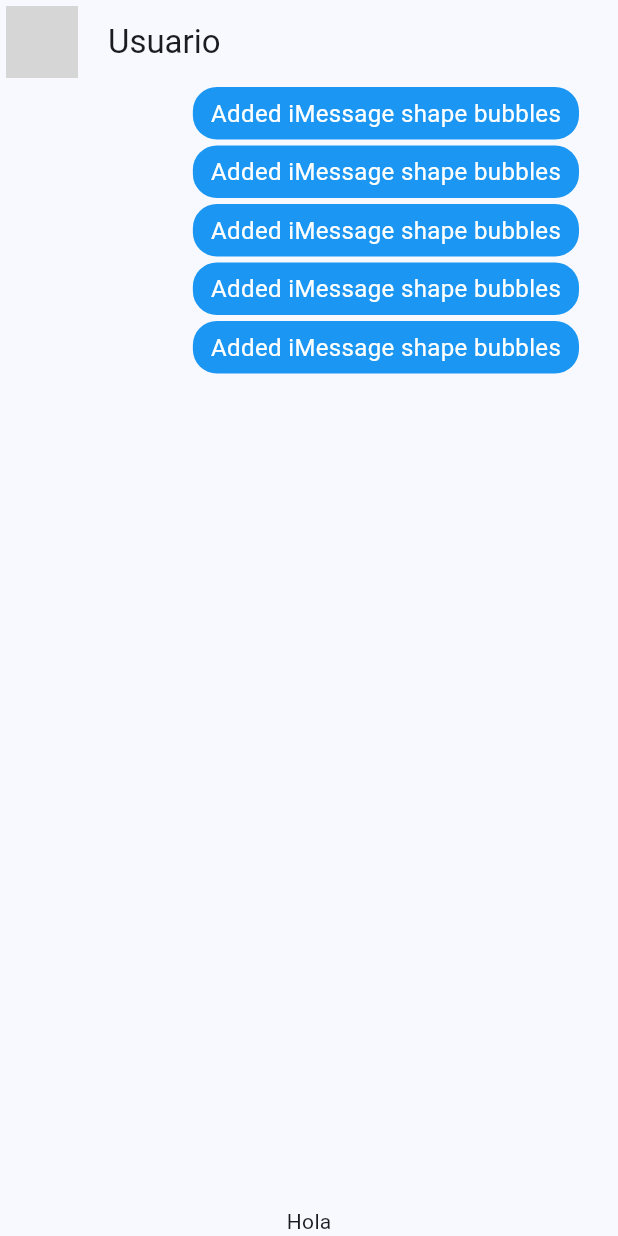
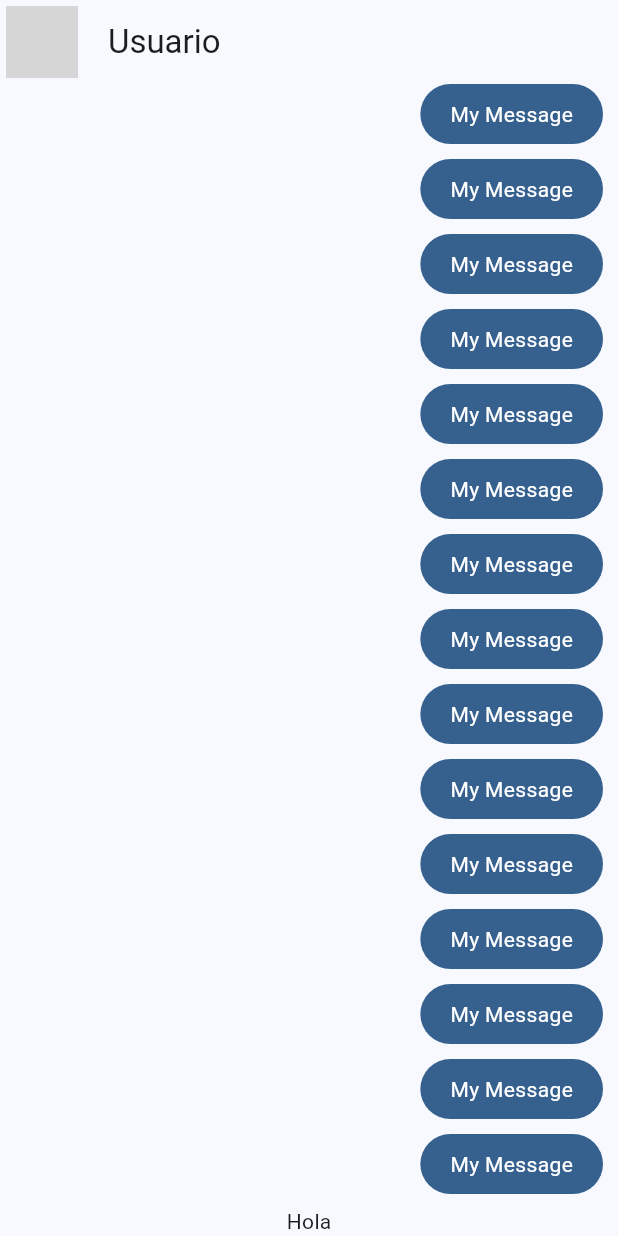
Before and after one commit to jhonnyjk/asistente_app, a Flutter app: the screen it shows after launch, on a phone screen of 412 x 824 dp. Run offline on Flutter 3.47's test engine with Material 3 defaults, Android fonts, the phone set to English and light mode, and no system bars; our stand-ins replace chat_bubbles; network calls fail; grey boxes are pictures that could not be loaded.

Commit message:
add message bubble

```diff
--- a/lib/main.dart
+++ b/lib/main.dart
@@ -1,5 +1,5 @@
 import 'package:asistente_app/config/theme/app_theme.dart';
-import 'package:asistente_app/presentation/chat/chat_screen.dart';
+import 'package:asistente_app/presentation/screens/chat/chat_screen.dart';
 import 'package:flutter/material.dart';
 
 void main() => runApp(const MyApp());
--- a/lib/presentation/chat/chat_screen.dart
+++ b/lib/presentation/screens/chat/chat_screen.dart
@@ -1,3 +1,4 @@
+import 'package:asistente_app/presentation/widgets/chat/my_message_bubble.dart';
 import 'package:flutter/material.dart';
 import 'package:chat_bubbles/chat_bubbles.dart';
 
@@ -39,19 +40,13 @@
           children: [
             Expanded(
               child: ListView.builder(
-                itemCount: 5,
+                itemCount: 100,
                 itemBuilder: (context, index) {
-                  return BubbleSpecialThree(
-                    isSender: true,
-                    text: 'Added iMessage shape bubbles',
-                    color: Color(0xFF1B97F3),
-                    tail: false,
-                    textStyle: TextStyle(color: Colors.white, fontSize: 16),
-                  );
+                  return const MyMessageBubble();
                 },
               ),
             ),
-            Text('Hola'),
+            const Text('Hola'),
           ],
         ),
       ),
--- /dev/null
+++ b/lib/presentation/widgets/chat/my_message_bubble.dart
@@ -0,0 +1,30 @@
+import 'package:flutter/material.dart';
+
+class MyMessageBubble extends StatelessWidget {
+  const MyMessageBubble({super.key});
+
+  @override
+  Widget build(BuildContext context) {
+    final ColorScheme colors = Theme.of(context).colorScheme;
+
+    return Column(
+      crossAxisAlignment: CrossAxisAlignment.end,
+      children: [
+        Container(
+          decoration: BoxDecoration(
+              color: colors.primary, borderRadius: BorderRadius.circular(20)),
+          child: Padding(
+            padding: EdgeInsets.symmetric(horizontal: 20, vertical: 10),
+            child: Text(
+              'My Message',
+              style: TextStyle(
+                color: Colors.white,
+              ),
+            ),
+          ),
+        ),
+        const SizedBox(height: 10),
+      ],
+    );
+  }
+}
```
Also changed, not shown: lib/presentation/widgets/chat/her_message_bubble.dart (added).
